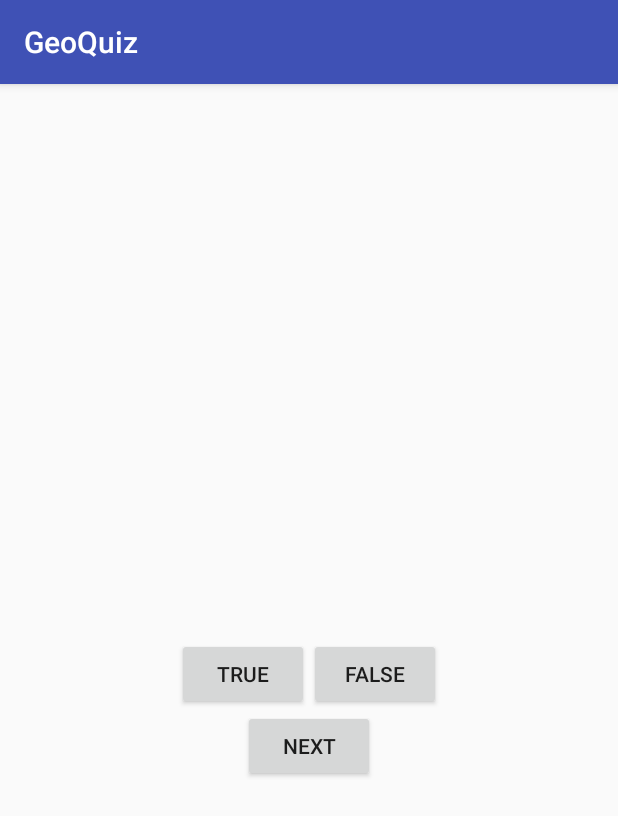
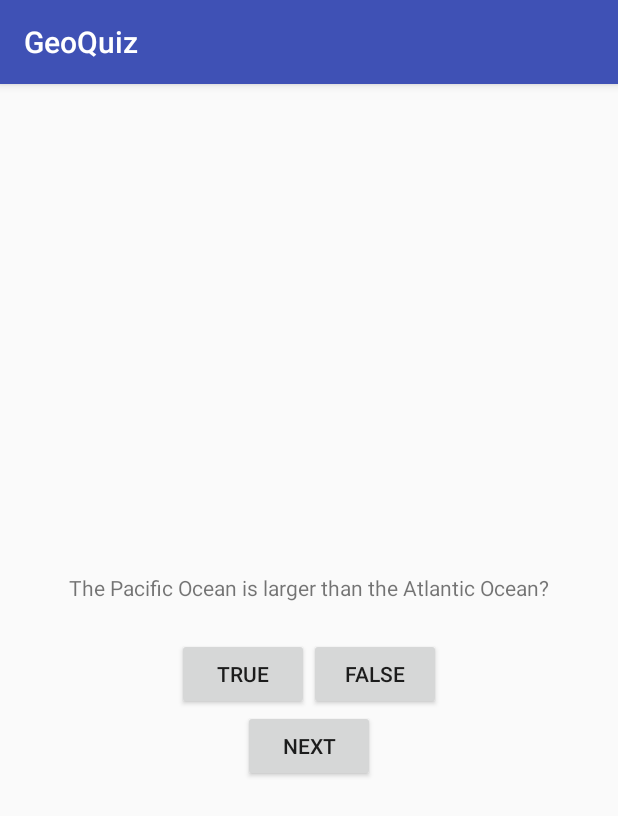
Before and after one commit to louishoang/GeoQuiz, an Android app: the screen it shows after launch (QuizActivity), on a phone screen of 412 x 824 dp. Shown: the top 816 px of the screen. Run offline under Robolectric (Android 15) with nearby library versions, the phone set to English and light mode, and no system bars.

Commit message:
Add QuestionBank and use it in QuestionTextView

```diff
--- a/app/src/main/java/com/louishoang/geoquiz/QuizActivity.java
+++ b/app/src/main/java/com/louishoang/geoquiz/QuizActivity.java
@@ -4,16 +4,33 @@ import android.support.v7.app.AppCompatActivity;
 import android.os.Bundle;
 import android.view.View;
 import android.widget.Button;
+import android.widget.TextView;
 import android.widget.Toast;
 
 public class QuizActivity extends AppCompatActivity {
     private Button mTrueButton;
     private Button mFalseButton;
+    private Button mNextButton;
+    private TextView mQuestionTextView;
+
+    private TrueFalse[] mQuestionBank = new TrueFalse[] {
+        new TrueFalse(R.string.question_oceans, true),
+        new TrueFalse(R.string.question_mideast, false),
+        new TrueFalse(R.string.question_africa, false),
+        new TrueFalse(R.string.question_americas, true),
+        new TrueFalse(R.string.question_asia, true),
+    };
+
+    private int mCurrentIndex = 0;
 
     @Override
     protected void onCreate(Bundle savedInstanceState) {
         super.onCreate(savedInstanceState);
         setContentView(R.layout.activity_quiz);
+
+        mQuestionTextView = (TextView)findViewById(R.id.question_text_view);
+        int question = mQuestionBank[mCurrentIndex].getQuestion();
+        mQuestionTextView.setText(question);
 
         mTrueButton = (Button)findViewById(R.id.true_button);
         mTrueButton.setOnClickListener(new View.OnClickListener() {
```
